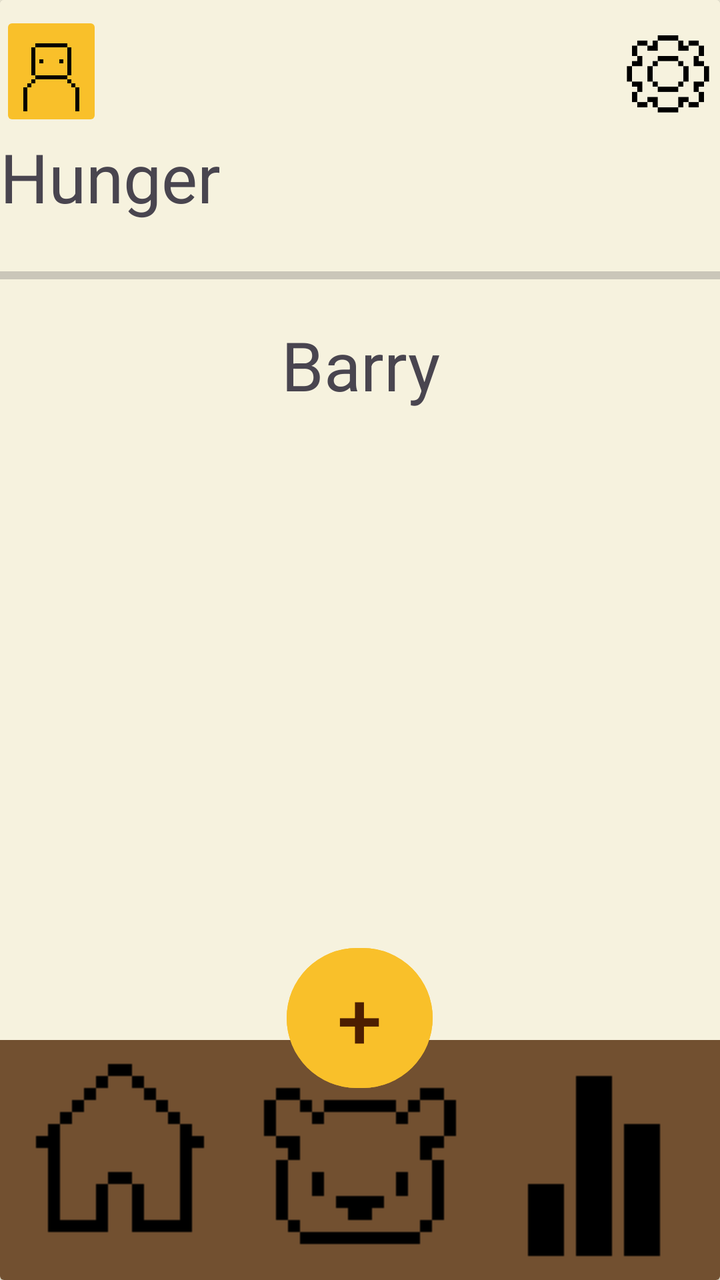
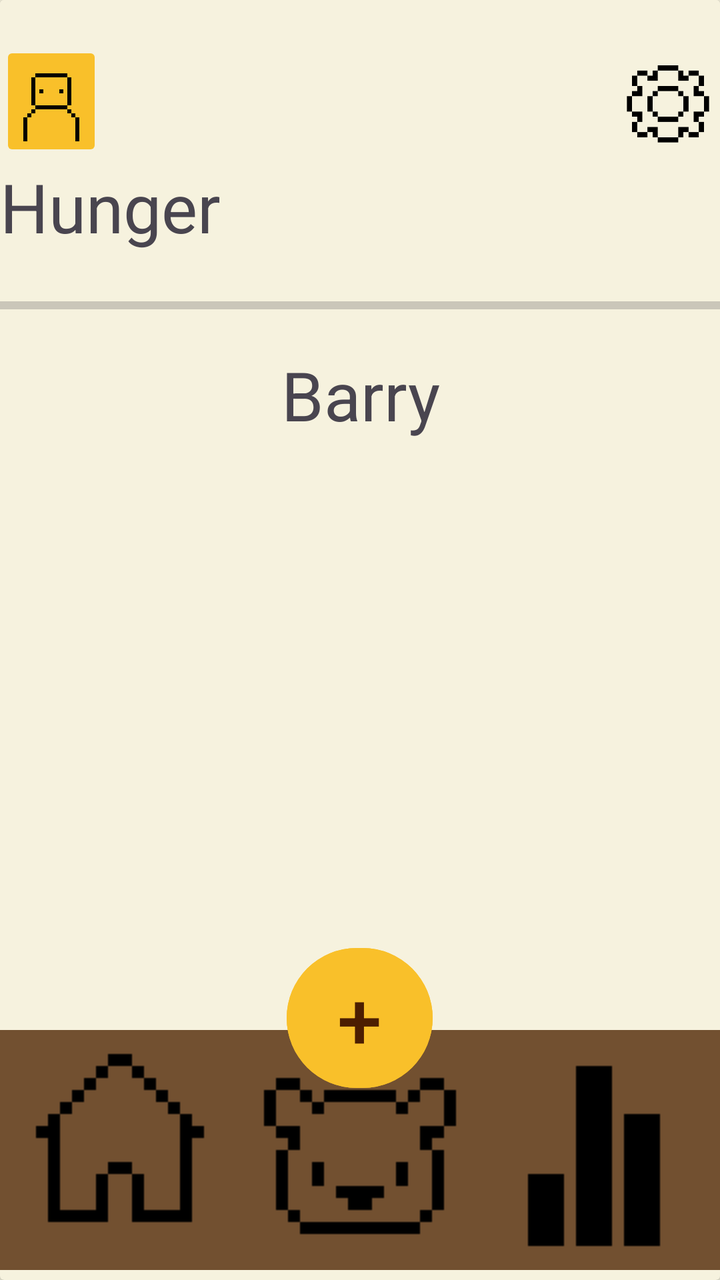

The first picture is an Android layout as it rendered before a commit; the second is the same layout after the commit. The layout source and the unified diff follow.
<!-- AndroidManifest.xml: application theme Theme.BeeBudgetingLimited -->
<!-- res/layout/activity_barry_dress_up.xml -->
<?xml version="1.0" encoding="utf-8"?>
<androidx.drawerlayout.widget.DrawerLayout xmlns:android="http://schemas.android.com/apk/res/android"
    xmlns:app="http://schemas.android.com/apk/res-auto"
    xmlns:tools="http://schemas.android.com/tools"
    android:id="@+id/main"
    android:layout_width="match_parent"
    android:layout_height="match_parent"
    tools:context=".BarryCareScreen"
    android:background="@color/Cream">

    <androidx.cardview.widget.CardView
        android:layout_width="match_parent"
        android:layout_height="wrap_content"
        app:cardBackgroundColor="@color/Cream">

        <LinearLayout
            android:id="@+id/text"
            android:layout_width="match_parent"
            android:layout_height="503dp"
            android:gravity="bottom"
            android:orientation="vertical"
            android:background="@color/Cream">

            <LinearLayout
                android:layout_width="match_parent"
                android:layout_height="60dp"

                android:orientation="horizontal">

                <ImageButton
                    android:id="@+id/ProfileBtn"
                    android:layout_width="0dp"
                    android:layout_height="wrap_content"
                    android:layout_weight="0.2"
                    android:backgroundTint="@color/Bright_yellow"
                    android:scaleType="centerCrop"
                    app:srcCompat="@drawable/profileicon" />

                <ImageView
                    android:id="@+id/imageView3"
                    android:layout_width="0dp"
                    android:layout_height="wrap_content"
                    android:layout_weight="1"
                    android:alpha="0"
                    app:srcCompat="@drawable/house" />

                <ImageButton
                    android:id="@+id/Settingsbtn"
                    android:layout_width="0dp"
                    android:layout_height="match_parent"
                    android:layout_weight="0.2"
                    android:background="@android:color/transparent"
                    android:scaleType="fitCenter"
                    app:srcCompat="@drawable/cogicon" />

            </LinearLayout>

            <LinearLayout
                android:layout_width="match_parent"
                android:layout_height="50dp"
                android:orientation="horizontal">

                <TextView
                    android:id="@+id/textView2"
                    android:layout_width="wrap_content"
                    android:layout_height="match_parent"
                    android:layout_weight="1"
                    android:text="@string/hunger"
                    android:textSize="34sp" />
            </LinearLayout>

            <ProgressBar
                android:id="@+id/progressBar"
                style="?android:attr/progressBarStyleHorizontal"
                android:layout_width="match_parent"
                android:layout_height="44dp" />

            <TextView
                android:id="@+id/textView6"
                android:layout_width="match_parent"
                android:layout_height="wrap_content"
                android:text="@string/barry"
                android:textAlignment="center"
                android:textSize="34sp" />

            <LinearLayout
                android:layout_width="match_parent"
                android:layout_height="298dp"
                android:layout_gravity="bottom"
                android:foregroundGravity="bottom"
                android:gravity="bottom"
                android:orientation="horizontal">

                <ScrollView
                    android:layout_width="match_parent"
                    android:layout_height="match_parent">

                    <LinearLayout
                        android:layout_width="match_parent"
                        android:layout_height="wrap_content"
                        android:orientation="vertical" />
                </ScrollView>
            </LinearLayout>

        </LinearLayout>

        <RelativeLayout
            android:id="@+id/bottomBar"
            android:layout_width="match_parent"
            android:layout_height="170dp"
            android:layout_gravity="bottom">

            <LinearLayout
                android:layout_width="match_parent"
                android:layout_height="match_parent"
                android:gravity="bottom"
                android:orientation="horizontal">

                <ImageButton
                    android:id="@+id/Homebtn"
                    android:layout_width="wrap_content"
                    android:layout_height="wrap_content"
                    android:layout_weight="1"
                    android:background="#725030"
                    app:srcCompat="@drawable/houseicon" />

                <ImageButton
                    android:id="@+id/Barrybtn"
                    android:layout_width="wrap_content"
                    android:layout_height="wrap_content"
                    android:layout_weight="1"
                    android:background="#725030"
                    app:srcCompat="@drawable/bearicon" />

                <ImageButton
                    android:id="@+id/Analyticsbtn"
                    android:layout_width="wrap_content"
                    android:layout_height="wrap_content"
                    android:layout_weight="1"
                    android:background="#725030"
                    app:srcCompat="@drawable/analyticsicon" />

            </LinearLayout>

            <Button
                android:id="@+id/Addbtn"
                android:layout_width="73dp"
                android:layout_height="78dp"
                android:layout_centerHorizontal="true"
                android:layout_marginTop="0dp"

                android:backgroundTint="@color/Bright_yellow"
                android:text="+"
                android:textColor="@color/Dark_brown"
                android:textColorLink="#f2c560"
                android:textSize="40dp" />

        </RelativeLayout>

    </androidx.cardview.widget.CardView>

</androidx.drawerlayout.widget.DrawerLayout>
<!-- resources referenced by this layout -->
<resources>
  <color name="Bright_yellow">#f9c02a</color>
  <color name="Cream">#f6f2de</color>
  <color name="Dark_brown">#4c1e01</color>
  <!-- drawable analyticsicon: png bitmap (drawable, 346 bytes) -->
  <!-- drawable bearicon: png bitmap (drawable, 423 bytes) -->
  <!-- drawable cogicon: png bitmap (drawable, 702 bytes) -->
  <!-- drawable house: png bitmap (drawable, 413934 bytes) -->
  <!-- drawable houseicon: png bitmap (drawable, 405 bytes) -->
  <!-- drawable profileicon: png bitmap (drawable, 471 bytes) -->
  <string name="barry">Barry</string>
  <string name="hunger">Hunger</string>
  <style name="Theme.BeeBudgetingLimited" parent="Base.Theme.BeeBudgetingLimited" />
  <style name="Base.Theme.BeeBudgetingLimited" parent="Theme.Material3.DayNight.NoActionBar">
          
          
      </style>
</resources>

<!-- the commit's change to res/layout/activity_barry_dress_up.xml (unified diff, before → after) -->
@@ -85,7 +85,7 @@
 
             <LinearLayout
                 android:layout_width="match_parent"
-                android:layout_height="298dp"
+                android:layout_height="283dp"
                 android:layout_gravity="bottom"
                 android:foregroundGravity="bottom"
                 android:gravity="bottom"
@@ -113,6 +113,7 @@
             <LinearLayout
                 android:layout_width="match_parent"
                 android:layout_height="match_parent"
+                android:layout_marginVertical="5dp"
                 android:gravity="bottom"
                 android:orientation="horizontal">
 
